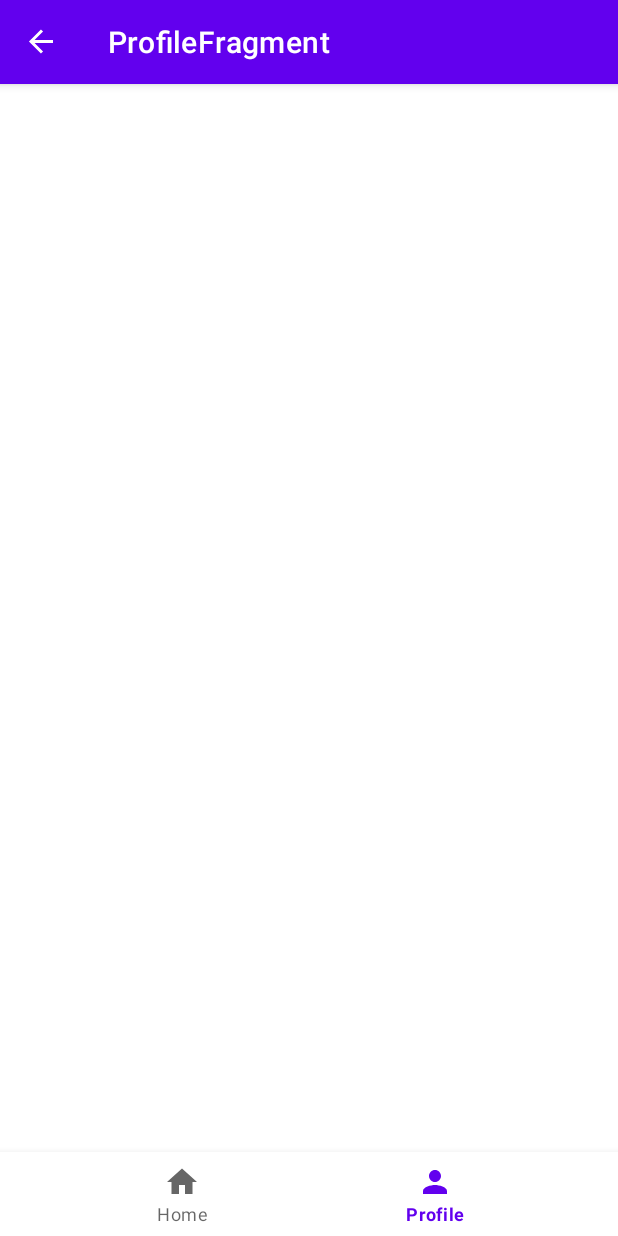
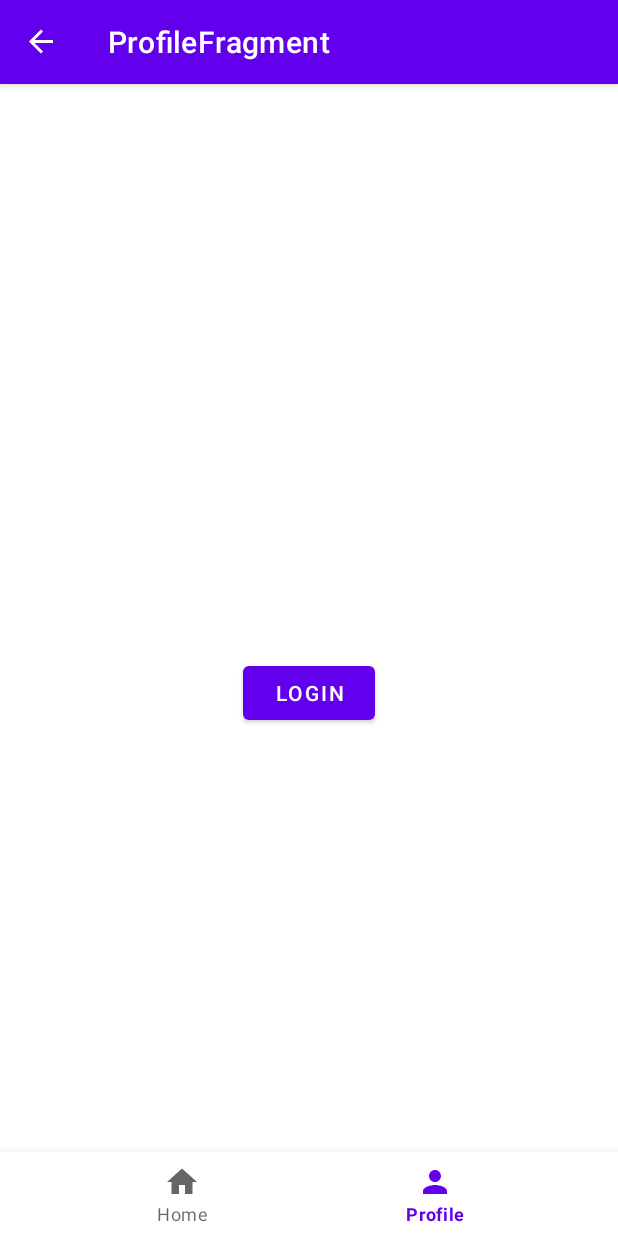
Before and after one commit to Phizho/160418062_UTSGalangDana, an Android app: the ProfileFragment screen opened through its navigation route, on a phone screen of 412 x 824 dp. Run offline under Robolectric (Android 15) with nearby library versions, the phone set to English and light mode, and no system bars; our stand-ins replace Room's generated code, data binding, navigation-ui.

Commit message:
List Personal Galang

```diff
--- a/app/src/main/java/com/ubaya/a160418062_utsgalangdana/model/GalangDao.kt
+++ b/app/src/main/java/com/ubaya/a160418062_utsgalangdana/model/GalangDao.kt
@@ -13,6 +13,9 @@ interface GalangDao {
     @Query("SELECT * FROM galangDana WHERE uuid= :id")
     suspend fun selectGalang(id:Int): GalangDana
 
+    @Query("SELECT * FROM galangDana WHERE pemilik= :pemilik")
+    suspend fun selectAllPersonalGalang(pemilik:String): List<GalangDana>
+
     @Delete
     suspend fun deleteGalang(galang:GalangDana)
 }
--- a/app/src/main/java/com/ubaya/a160418062_utsgalangdana/model/UserDao.kt
+++ b/app/src/main/java/com/ubaya/a160418062_utsgalangdana/model/UserDao.kt
@@ -7,8 +7,8 @@ interface UserDao {
     @Insert(onConflict = OnConflictStrategy.REPLACE)
     suspend fun insertAll(vararg user:User)
 
-    @Query("SELECT EXISTS(SELECT * FROM user WHERE name= :name AND password= :password)")
-    suspend fun selectUser(name:String, password:String): Int
+    @Query("SELECT * FROM user WHERE name= :name and password= :password")
+    suspend fun selectUser(name:String, password:String): User
 
     @Delete
     suspend fun deleteUser(user:User)
--- /dev/null
+++ b/app/src/main/java/com/ubaya/a160418062_utsgalangdana/model/UserLogin.kt
@@ -0,0 +1,5 @@
+package com.ubaya.a160418062_utsgalangdana.model
+
+object UserLogin {
+    var namaUser: String = ""
+}
--- a/app/src/main/java/com/ubaya/a160418062_utsgalangdana/view/ProfileFragment.kt
+++ b/app/src/main/java/com/ubaya/a160418062_utsgalangdana/view/ProfileFragment.kt
@@ -5,12 +5,16 @@ import androidx.fragment.app.Fragment
 import android.view.LayoutInflater
 import android.view.View
 import android.view.ViewGroup
+import androidx.lifecycle.ViewModelProvider
 import androidx.navigation.Navigation
 import com.ubaya.a160418062_utsgalangdana.R
+import com.ubaya.a160418062_utsgalangdana.model.UserLogin.namaUser
+import com.ubaya.a160418062_utsgalangdana.viewModel.UserViewModel
 import kotlinx.android.synthetic.main.fragment_login.*
 import kotlinx.android.synthetic.main.fragment_profile.*
 
 class ProfileFragment : Fragment() {
+    private lateinit var viewModel: UserViewModel
 
     override fun onCreate(savedInstanceState: Bundle?) {
         super.onCreate(savedInstanceState)
@@ -25,10 +29,29 @@ class ProfileFragment : Fragment() {
     }
 
     override fun onViewCreated(view: View, savedInstanceState: Bundle?) {
-        btnLogin.visibility = View.GONE
-        btnLogin.setOnClickListener{
-            val action = ProfileFragmentDirections.actionItemProfileToLoginFragment()
-            Navigation.findNavController(it).navigate(action)
+        //viewModel = ViewModelProvider(this).get(UserViewModel::class.java)
+
+        if (namaUser != "") {
+            btnLogin.visibility = View.GONE
+            //imgProfile.visibility = View.VISIBLE
+            btnListGalang.visibility = View.VISIBLE
+            txtName.visibility = View.VISIBLE
+            txtName.text = namaUser
+
+            btnListGalang.setOnClickListener{
+                val action = ProfileFragmentDirections.actionItemProfileToPersonalGalangFragment()
+                Navigation.findNavController(it).navigate(action)
+            }
+        } else {
+            btnLogin.visibility = View.VISIBLE
+            btnListGalang.visibility = View.GONE
+            //imgProfile.visibility = View.GONE
+            txtName.visibility = View.GONE
+
+            btnLogin.setOnClickListener{
+                val action = ProfileFragmentDirections.actionItemProfileToLoginFragment()
+                Navigation.findNavController(it).navigate(action)
+            }
         }
     }
 
--- a/app/src/main/java/com/ubaya/a160418062_utsgalangdana/view/addFragment.kt
+++ b/app/src/main/java/com/ubaya/a160418062_utsgalangdana/view/addFragment.kt
@@ -10,6 +10,7 @@ import androidx.lifecycle.ViewModelProvider
 import androidx.navigation.Navigation
 import com.ubaya.a160418062_utsgalangdana.model.GalangDana
 import com.ubaya.a160418062_utsgalangdana.R
+import com.ubaya.a160418062_utsgalangdana.model.UserLogin.namaUser
 import com.ubaya.a160418062_utsgalangdana.viewModel.AddViewModel
 import kotlinx.android.synthetic.main.fragment_add.*
 
@@ -35,7 +36,7 @@ class addFragment : Fragment() {
 
 
         btnAdd.setOnClickListener {
-            var galang = GalangDana(editNamaGalangDana.text.toString(), editDeskripsiGalang.text.toString(),"1",editUrlGalang.text.toString())
+            var galang = GalangDana(editNamaGalangDana.text.toString(), editDeskripsiGalang.text.toString(),namaUser,editUrlGalang.text.toString())
 
             val list = listOf(galang)
             viewModel.addGalang(list)
--- a/app/src/main/res/layout/fragment_profile.xml
+++ b/app/src/main/res/layout/fragment_profile.xml
@@ -1,7 +1,15 @@
 <?xml version="1.0" encoding="utf-8"?>
-<FrameLayout xmlns:android="http://schemas.android.com/apk/res/android"
+<layout xmlns:android="http://schemas.android.com/apk/res/android"
     xmlns:app="http://schemas.android.com/apk/res-auto"
-    xmlns:tools="http://schemas.android.com/tools"
+    xmlns:tools="http://schemas.android.com/tools">
+
+    <data>
+    <variable
+        name="user"
+        type="com.ubaya.a160418062_utsgalangdana.model.User" />
+    </data>
+
+    <FrameLayout
         android:layout_width="match_parent"
         android:layout_height="match_parent"
         tools:context="view.ProfileFragment">
@@ -26,6 +34,7 @@
                 android:layout_width="wrap_content"
                 android:layout_height="wrap_content"
                 android:layout_marginTop="20dp"
+                android:text="@{user.name}"
                 android:textStyle="bold"
                 app:layout_constraintEnd_toEndOf="parent"
                 app:layout_constraintHorizontal_bias="0.5"
@@ -41,5 +50,17 @@
                 app:layout_constraintEnd_toEndOf="parent"
                 app:layout_constraintStart_toStartOf="parent"
                 app:layout_constraintTop_toBottomOf="@+id/txtName" />
+
+            <Button
+                android:id="@+id/btnListGalang"
+                android:layout_width="wrap_content"
+                android:layout_height="wrap_content"
+                android:layout_marginTop="100dp"
+                android:text="Cek List Galang"
+                app:layout_constraintEnd_toEndOf="parent"
+                app:layout_constraintHorizontal_bias="0.5"
+                app:layout_constraintStart_toStartOf="parent"
+                app:layout_constraintTop_toBottomOf="@+id/txtName" />
         </androidx.constraintlayout.widget.ConstraintLayout>
     </FrameLayout>
+</layout>
--- a/app/src/main/res/navigation/galang_navigation.xml
+++ b/app/src/main/res/navigation/galang_navigation.xml
@@ -34,6 +34,9 @@
         <action
             android:id="@+id/action_itemProfile_to_loginFragment"
             app:destination="@id/loginFragment" />
+        <action
+            android:id="@+id/action_itemProfile_to_personalGalangFragment"
+            app:destination="@id/personalGalangFragment" />
     </fragment>
     <fragment
         android:id="@+id/addFragment"
@@ -57,4 +60,9 @@
         android:name="com.ubaya.a160418062_utsgalangdana.view.RegisterFragment"
         android:label="fragment_register"
         tools:layout="@layout/fragment_register" />
+    <fragment
+        android:id="@+id/personalGalangFragment"
+        android:name="com.ubaya.a160418062_utsgalangdana.view.personalGalangFragment"
+        android:label="Galang Personal"
+        tools:layout="@layout/fragment_personal_galang" />
 </navigation>
```
Also changed, not shown: app/src/main/java/com/ubaya/a160418062_utsgalangdana/view/LoginFragment.kt (+8 -1 lines), app/src/main/java/com/ubaya/a160418062_utsgalangdana/view/personalGalangFragment.kt (added, +67 -0 lines), app/src/main/java/com/ubaya/a160418062_utsgalangdana/viewModel/ListViewModel.kt (+13 -0 lines), app/src/main/java/com/ubaya/a160418062_utsgalangdana/viewModel/UserViewModel.kt (+6 -4 lines), app/src/main/res/layout/fragment_personal_galang.xml (added, +38 -0 lines). Lines whose indentation alone changed are shown as unchanged.
